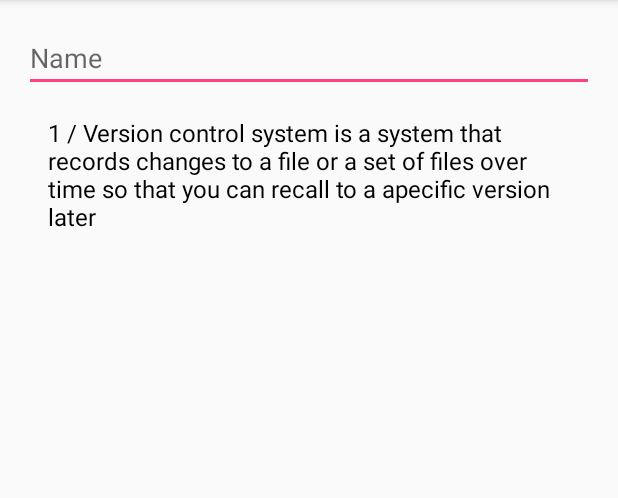
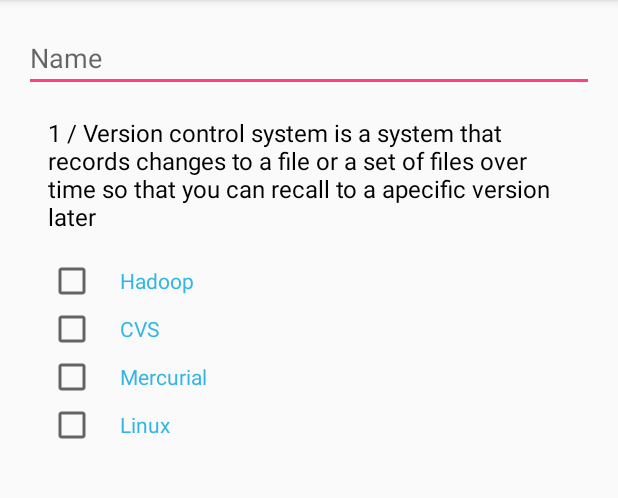
Before and after one commit to hossamnasser938/VCS_Quiz, an Android app: the screen it shows after launch (MainActivity), on a phone screen of 412 x 824 dp, the part 84-582 px from its top. Run offline under Robolectric (Android 15) with nearby library versions, the phone set to English and light mode, and no system bars.

Commit message:
Add style for question choices and add question1 four choices

```diff
--- a/app/src/main/res/layout/activity_main.xml
+++ b/app/src/main/res/layout/activity_main.xml
@@ -21,6 +21,23 @@
                 style="@style/BasicQuestionText"
                 android:text="@string/question1" />
 
+            <CheckBox
+                style="@style/BasicQuestionChoiceCheckBox"
+                android:text="@string/question1_choice1" />
+
+            <CheckBox
+                style="@style/BasicQuestionChoiceCheckBox"
+                android:text="@string/question1_choice2" />
+
+            <CheckBox
+                style="@style/BasicQuestionChoiceCheckBox"
+                android:text="@string/question1_choice3" />
+
+            <CheckBox
+                style="@style/BasicQuestionChoiceCheckBox"
+                android:text="@string/question1_choice4" />
+
+
         </LinearLayout>
 
     </LinearLayout>
--- a/app/src/main/res/values/strings.xml
+++ b/app/src/main/res/values/strings.xml
@@ -2,4 +2,8 @@
     <string name="app_name">Quiz</string>
     <string name="name">Name</string>
     <string name="question1">1 / Version control system is a system that records changes to a file or a set of files over time so that you can recall to a apecific version later</string>
+    <string name="question1_choice1">Hadoop</string>
+    <string name="question1_choice2">CVS</string>
+    <string name="question1_choice3">Mercurial</string>
+    <string name="question1_choice4">Linux</string>
 </resources>
--- a/app/src/main/res/values/styles.xml
+++ b/app/src/main/res/values/styles.xml
@@ -41,4 +41,14 @@
 
     </style>
 
+
+    <style name="BasicQuestionChoiceCheckBox" parent="BasicQuestionText">
+
+        <item name="android:layout_marginBottom">0dp</item>
+        <item name="android:textSize">14sp</item>
+        <item name="android:textColor">@android:color/holo_blue_light</item>
+        <item name="android:paddingLeft">16dp</item>
+
+    </style>
+
 </resources>
```
